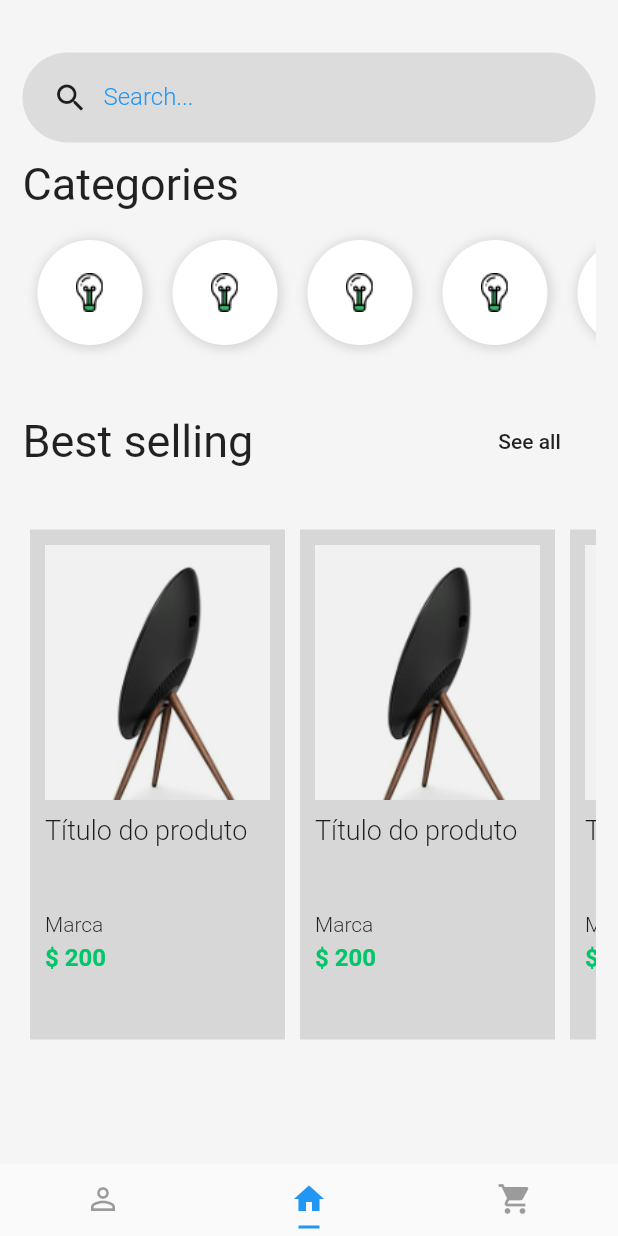
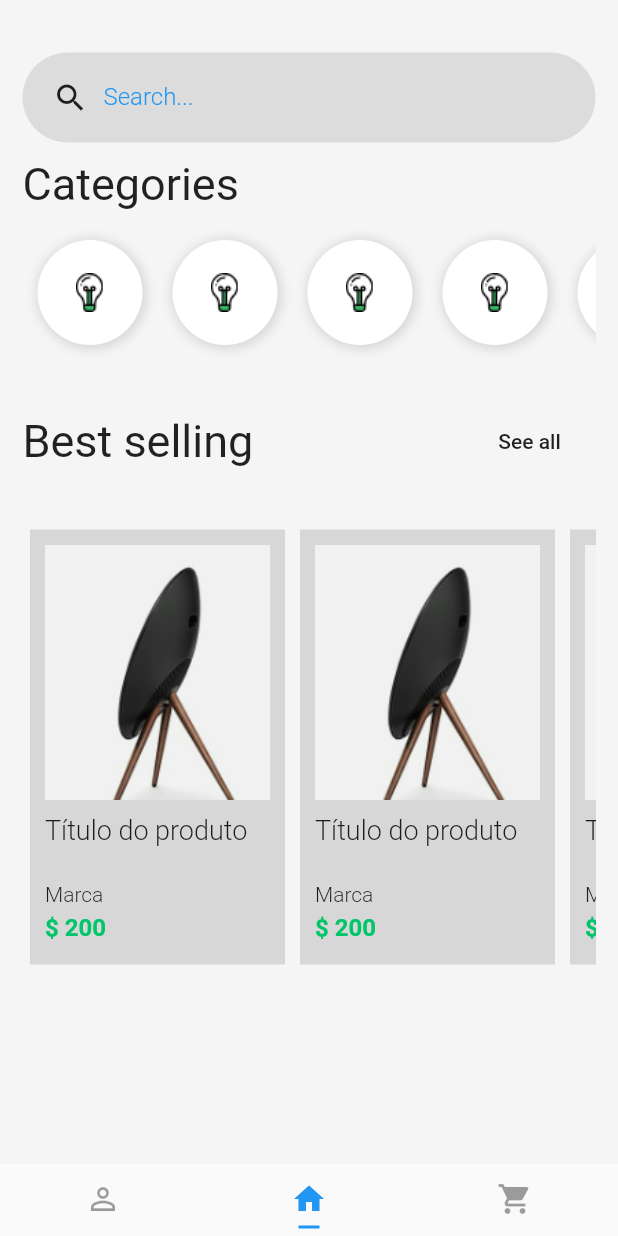
Before and after one commit to ozmartins/flutter-shopping, a Flutter app: the screen it shows after launch, item 2 of the bottom bar chosen, on a phone screen of 412 x 824 dp. Run offline on Flutter 3.47's test engine with Material 2 defaults, Android fonts, the phone set to English and light mode, and no system bars; missing offline and left inert: dart:ffi.

Commit message:
Change at home page

```diff
--- a/lib/pages/home.page.dart
+++ b/lib/pages/home.page.dart
@@ -58,7 +58,7 @@ class HomePage extends StatelessWidget {
               height: 30,
             ),
             Container(
-              height: 350,
+              height: 300,
               child: productList(context),
             ),
           ],
@@ -188,7 +188,7 @@ Widget productItem(BuildContext context) {
           height: 10,
         ),
         Container(
-          height: 60,
+          height: 40,
           child: Text(
             "Título do produto",
             style: TextStyle(
```
